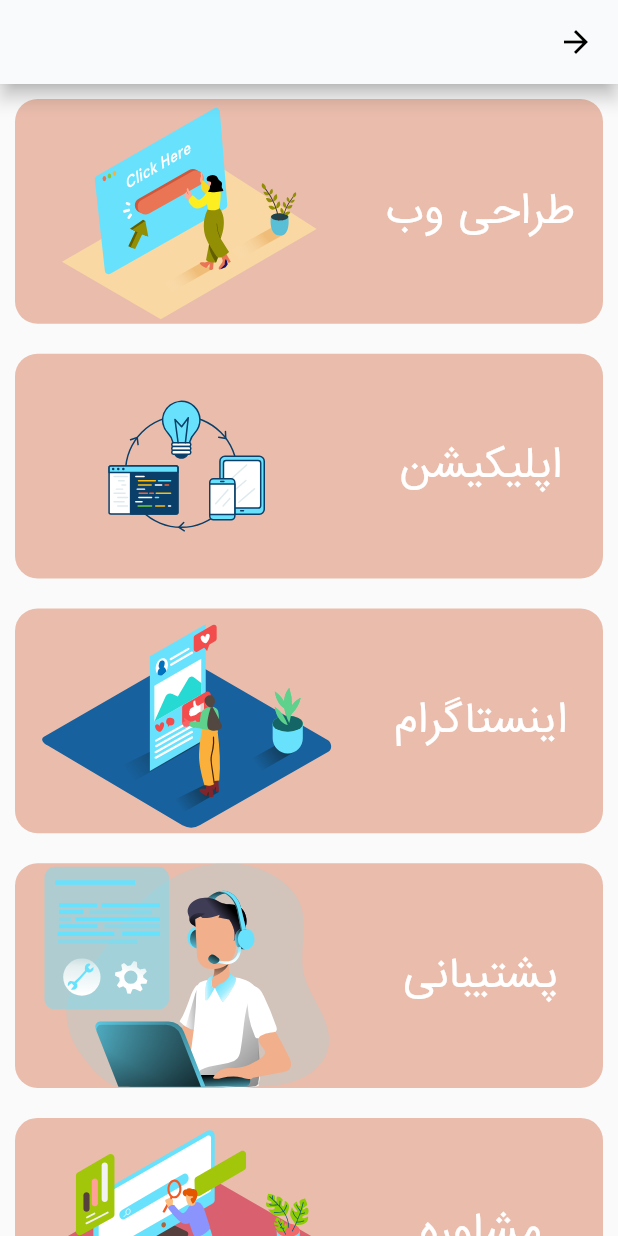
After one commit to SajadRahimi1/rayanik, a Flutter app: the screen it shows after launch, after a tap on "خدمات", on a phone screen of 412 x 824 dp. The commit adds this screen. Run offline on Flutter 3.47's test engine with Material 2 defaults, Android fonts, the phone set to English and light mode, and no system bars; our stand-ins replace flutter_svg, get, lottie.

Commit message:
service menu screen UI dome

```diff
--- a/lib/screens/home/home_screen.dart
+++ b/lib/screens/home/home_screen.dart
@@ -4,6 +4,7 @@ import 'package:rayanik/core/widgets/appbar_widget.dart';
 import 'package:rayanik/core/widgets/home_widget.dart';
 import 'package:rayanik/screens/collabration/collabration_form_screen.dart';
 import 'package:rayanik/screens/learning/learning_menu_screen.dart';
+import 'package:rayanik/screens/services/services_menu_screen.dart';
 
 class HomeScreen extends StatelessWidget {
   const HomeScreen({Key? key}) : super(key: key);
@@ -43,7 +44,8 @@ class HomeScreen extends StatelessWidget {
                 // height: Get.height / 10,
                 lottiesAsset: "assets/pictures/icons/learning.json",
               ),
-              const HomeWidget(
+              HomeWidget(
+                onTap: () => Get.to(() => const ServiceMenuScreen()),
                 title: "خدمات",
                 lottiesAsset: "assets/pictures/icons/service.json",
               ),
--- /dev/null
+++ b/lib/screens/services/services_menu_screen.dart
@@ -0,0 +1,147 @@
+import 'package:flutter/material.dart';
+import 'package:flutter_svg/flutter_svg.dart';
+import 'package:get/route_manager.dart';
+import 'package:rayanik/core/widgets/appbar_widget.dart';
+
+class ServiceMenuScreen extends StatelessWidget {
+  const ServiceMenuScreen({Key? key}) : super(key: key);
+
+  @override
+  Widget build(BuildContext context) {
+    return Scaffold(
+      appBar: screensAppBar(),
+      body: ListView(children: [
+        Container(
+          margin: EdgeInsets.all(10),
+          width: Get.width,
+          height: Get.height / 5.5,
+          decoration: BoxDecoration(
+              borderRadius: BorderRadius.circular(15),
+              color: Color(0xffe9bcac)),
+          child: Row(
+            children: [
+              Expanded(
+                  child: Text(
+                "طراحی وب",
+                textAlign: TextAlign.center,
+                style: TextStyle(
+                    color: Color(0xffffffff), fontSize: Get.width / 16),
+              )),
+              SizedBox(
+                height: Get.height,
+                width: Get.width / 1.8,
+                child: SvgPicture.asset("assets/pictures/images/web.svg"),
+              )
+            ],
+          ),
+        ),
+
+        //app
+        Container(
+          margin: EdgeInsets.all(10),
+          width: Get.width,
+          height: Get.height / 5.5,
+          decoration: BoxDecoration(
+              borderRadius: BorderRadius.circular(15),
+              color: Color(0xffe9bcac)),
+          child: Row(
+            children: [
+              Expanded(
+                  child: Text(
+                "اپلیکیشن",
+                textAlign: TextAlign.center,
+                style: TextStyle(
+                    color: Color(0xffffffff), fontSize: Get.width / 16),
+              )),
+              SizedBox(
+                height: Get.height,
+                width: Get.width / 1.8,
+                child: SvgPicture.asset(
+                  "assets/pictures/images/app.svg",
+                ),
+              )
+            ],
+          ),
+        ),
+
+        // instagram
+        Container(
+          margin: EdgeInsets.all(10),
+          width: Get.width,
+          height: Get.height / 5.5,
+          decoration: BoxDecoration(
+              borderRadius: BorderRadius.circular(15),
+              color: Color(0xffe9bcac)),
+          child: Row(
+            children: [
+              Expanded(
+                  child: Text(
+                "اینستاگرام",
+                textAlign: TextAlign.center,
+                style: TextStyle(
+                    color: Color(0xffffffff), fontSize: Get.width / 16),
+              )),
+              SizedBox(
+                height: Get.height,
+                width: Get.width / 1.8,
+                child: SvgPicture.asset("assets/pictures/images/instagram.svg"),
+              )
+            ],
+          ),
+        ),
+
+        //support
+        Container(
+          margin: EdgeInsets.all(10),
+          width: Get.width,
+          height: Get.height / 5.5,
+          decoration: BoxDecoration(
+              borderRadius: BorderRadius.circular(15),
+              color: Color(0xffe9bcac)),
+          child: Row(
+            children: [
+              Expanded(
+                  child: Text(
+                "پشتیبانی",
+                textAlign: TextAlign.center,
+                style: TextStyle(
+                    color: Color(0xffffffff), fontSize: Get.width / 16),
+              )),
+              SizedBox(
+                height: Get.height,
+                width: Get.width / 1.8,
+                child: SvgPicture.asset("assets/pictures/images/support.svg"),
+              )
+            ],
+          ),
+        ),
+
+        // advisor
+        Container(
+          margin: EdgeInsets.all(10),
+          width: Get.width,
+          height: Get.height / 5.5,
+          decoration: BoxDecoration(
+              borderRadius: BorderRadius.circular(15),
+              color: Color(0xffe9bcac)),
+          child: Row(
+            children: [
+              Expanded(
+                  child: Text(
+                "مشاوره",
+                textAlign: TextAlign.center,
+                style: TextStyle(
+                    color: Color(0xffffffff), fontSize: Get.width / 16),
+              )),
+              SizedBox(
+                height: Get.height,
+                width: Get.width / 1.8,
+                child: SvgPicture.asset("assets/pictures/images/advisor.svg"),
+              )
+            ],
+          ),
+        ),
+      ]),
+    );
+  }
+}
```
Also changed, not shown: assets/pictures/images/advisor.svg (added), assets/pictures/images/app.svg (added), assets/pictures/images/instagram.svg (added), assets/pictures/images/support.svg (added), assets/pictures/images/web.svg (added).
